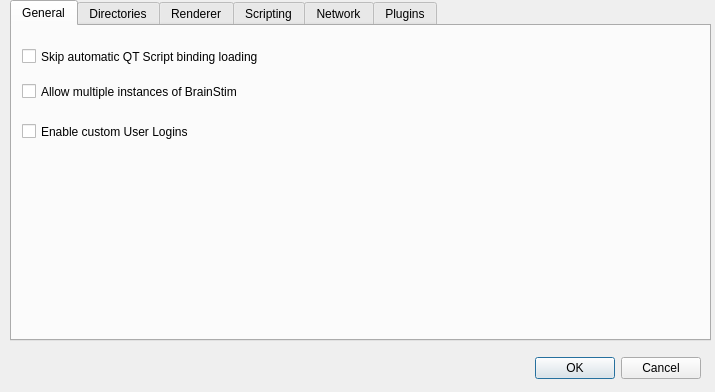
This is Source/BrainStim/optionpage.ui in svengijsen/BrainStim as Qt 5 draws it before an edit. The edited form follows.
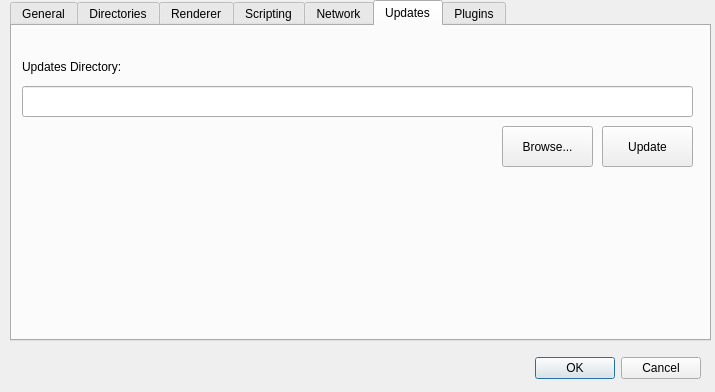
This is the edited form. The open tabs and pages were chosen to show the change.

What changed in the file:
```diff
--- a/Source/BrainStim/optionpage.ui
+++ b/Source/BrainStim/optionpage.ui
@@ -579,6 +579,69 @@
      </widget>
     </widget>
    </widget>
+   <widget class="QWidget" name="tab_3">
+    <attribute name="title">
+     <string>Updates</string>
+    </attribute>
+    <widget class="QPushButton" name="btnViewUpdatesDirectory">
+     <property name="geometry">
+      <rect>
+       <x>490</x>
+       <y>100</y>
+       <width>91</width>
+       <height>41</height>
+      </rect>
+     </property>
+     <property name="text">
+      <string>Browse...</string>
+     </property>
+    </widget>
+    <widget class="QLineEdit" name="lneUpdateDirectory">
+     <property name="geometry">
+      <rect>
+       <x>10</x>
+       <y>60</y>
+       <width>671</width>
+       <height>31</height>
+      </rect>
+     </property>
+     <property name="readOnly">
+      <bool>true</bool>
+     </property>
+    </widget>
+    <widget class="QLabel" name="label_9">
+     <property name="geometry">
+      <rect>
+       <x>10</x>
+       <y>30</y>
+       <width>261</width>
+       <height>21</height>
+      </rect>
+     </property>
+     <property name="sizePolicy">
+      <sizepolicy hsizetype="Maximum" vsizetype="Preferred">
+       <horstretch>0</horstretch>
+       <verstretch>0</verstretch>
+      </sizepolicy>
+     </property>
+     <property name="text">
+      <string>Updates Directory:</string>
+     </property>
+    </widget>
+    <widget class="QPushButton" name="btnCheck4Updates">
+     <property name="geometry">
+      <rect>
+       <x>590</x>
+       <y>100</y>
+       <width>91</width>
+       <height>41</height>
+      </rect>
+     </property>
+     <property name="text">
+      <string>Update</string>
+     </property>
+    </widget>
+   </widget>
    <widget class="QWidget" name="tabPlugins">
     <attribute name="title">
      <string>Plugins</string>
```
Left out of the diff: 2 changed lines with no effect on the pictures.
